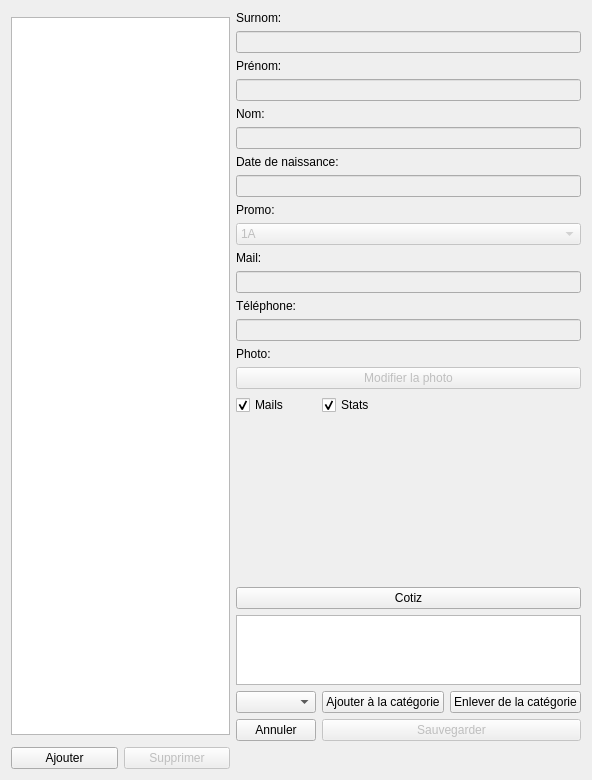
First picture: the form in application/ui/notes_management_window.ui, repository nils-van-zuijlen/Enibar, before the edit.
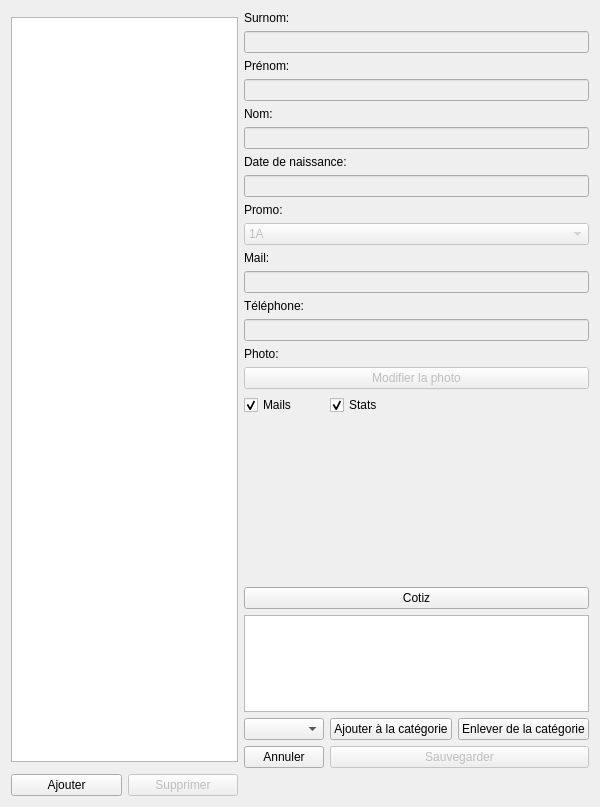
Second picture: the form after the edit. Custom widgets are drawn as their Qt base class.

Commit message: Fix photos path in the notes_management_window.

The edit to the form file:
```diff
--- a/application/ui/notes_management_window.ui
+++ b/application/ui/notes_management_window.ui
@@ -6,8 +6,8 @@
    <rect>
     <x>0</x>
     <y>0</y>
-    <width>592</width>
-    <height>758</height>
+    <width>600</width>
+    <height>807</height>
    </rect>
   </property>
   <property name="windowTitle">
@@ -272,22 +272,6 @@
        </property>
       </widget>
      </item>
-     <item row="25" column="0" colspan="2">
-      <widget class="QLabel" name="photo">
-       <property name="minimumSize">
-        <size>
-         <width>120</width>
-         <height>160</height>
-        </size>
-       </property>
-       <property name="text">
-        <string/>
-       </property>
-       <property name="alignment">
-        <set>Qt::AlignCenter</set>
-       </property>
-      </widget>
-     </item>
      <item row="2" column="0" colspan="2">
       <widget class="QLabel" name="nickname_label">
        <property name="text">
@@ -348,6 +332,22 @@
        </property>
       </widget>
      </item>
+     <item row="25" column="0">
+      <widget class="QLabel" name="photo">
+       <property name="minimumSize">
+        <size>
+         <width>0</width>
+         <height>160</height>
+        </size>
+       </property>
+       <property name="text">
+        <string/>
+       </property>
+       <property name="alignment">
+        <set>Qt::AlignCenter</set>
+       </property>
+      </widget>
+     </item>
     </layout>
    </item>
   </layout>
```
The commit also changes 1 other file.
